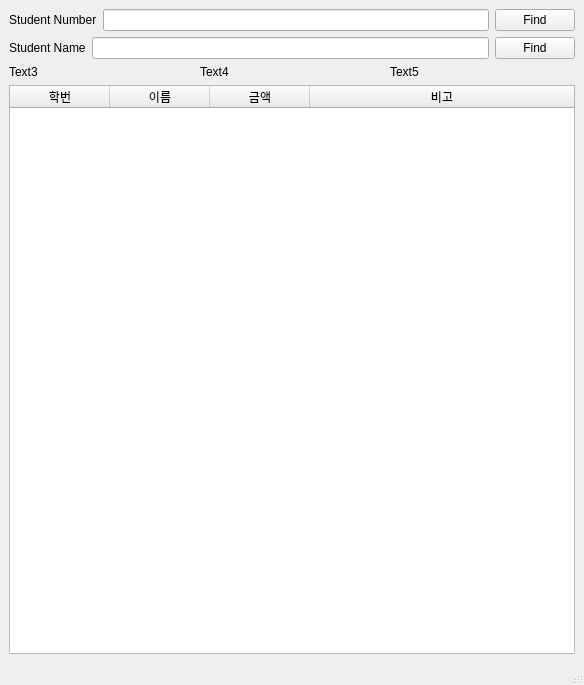
Qt form ui/base/dbFind.ui (0verfl0w767/db-manager-exe) before a commit.
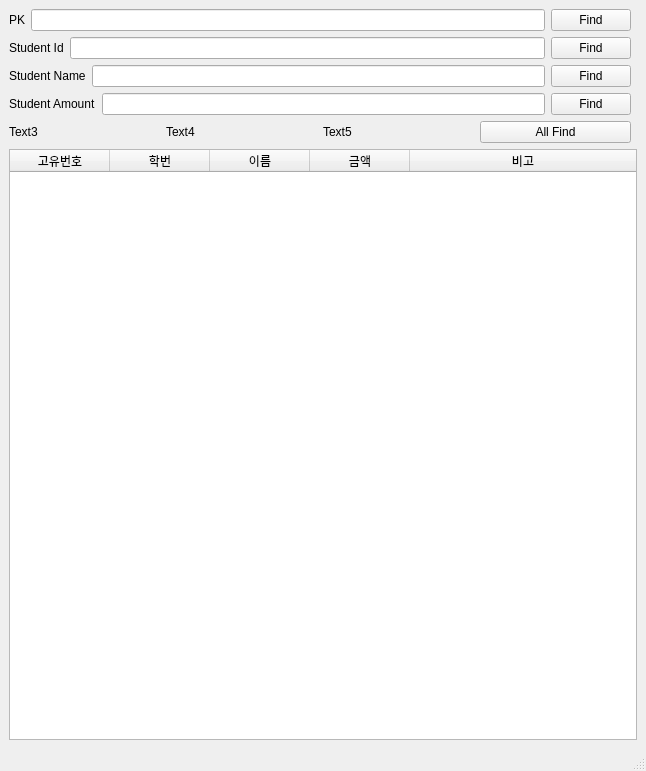
The same form after that commit.

```diff
--- a/ui/base/dbFind.ui
+++ b/ui/base/dbFind.ui
@@ -6,21 +6,21 @@
    <rect>
     <x>0</x>
     <y>0</y>
-    <width>584</width>
-    <height>685</height>
+    <width>646</width>
+    <height>771</height>
    </rect>
   </property>
   <property name="windowTitle">
    <string>dbFind</string>
   </property>
   <widget class="QWidget" name="centralwidget">
-   <layout class="QVBoxLayout" name="verticalLayout">
-    <item>
+   <layout class="QGridLayout" name="gridLayout">
+    <item row="0" column="0">
      <layout class="QHBoxLayout" name="horizontalLayout_1">
       <item>
-       <widget class="QLabel" name="label_1">
+       <widget class="QLabel" name="label_PK">
         <property name="text">
-         <string>Student Number</string>
+         <string>PK</string>
         </property>
        </widget>
       </item>
@@ -36,20 +36,20 @@
       </item>
      </layout>
     </item>
-    <item>
-     <layout class="QHBoxLayout" name="horizontalLayout_2">
+    <item row="2" column="0">
+     <layout class="QHBoxLayout" name="horizontalLayout_3">
       <item>
-       <widget class="QLabel" name="label_2">
+       <widget class="QLabel" name="label_SN2">
         <property name="text">
          <string>Student Name</string>
         </property>
        </widget>
       </item>
       <item>
-       <widget class="QLineEdit" name="lineEdit_2"/>
+       <widget class="QLineEdit" name="lineEdit_SN2"/>
       </item>
       <item>
-       <widget class="QPushButton" name="pushButton_2">
+       <widget class="QPushButton" name="pushButton_3">
         <property name="text">
          <string>Find</string>
         </property>
@@ -57,32 +57,7 @@
       </item>
      </layout>
     </item>
-    <item>
-     <layout class="QHBoxLayout" name="horizontalLayout">
-      <item>
-       <widget class="QLabel" name="label_3">
-        <property name="text">
-         <string>Text3</string>
-        </property>
-       </widget>
-      </item>
-      <item>
-       <widget class="QLabel" name="label_4">
-        <property name="text">
-         <string>Text4</string>
-        </property>
-       </widget>
-      </item>
-      <item>
-       <widget class="QLabel" name="label_5">
-        <property name="text">
-         <string>Text5</string>
-        </property>
-       </widget>
-      </item>
-     </layout>
-    </item>
-    <item>
+    <item row="5" column="0" colspan="2">
      <widget class="QTableWidget" name="tableWidget">
       <attribute name="horizontalHeaderVisible">
        <bool>true</bool>
@@ -99,6 +74,11 @@
       <attribute name="verticalHeaderStretchLastSection">
        <bool>false</bool>
       </attribute>
+      <column>
+       <property name="text">
+        <string>고유번호</string>
+       </property>
+      </column>
       <column>
        <property name="text">
         <string>학번</string>
@@ -121,6 +101,83 @@
       </column>
      </widget>
     </item>
+    <item row="1" column="0">
+     <layout class="QHBoxLayout" name="horizontalLayout_2">
+      <item>
+       <widget class="QLabel" name="label_SN1">
+        <property name="text">
+         <string>Student Id</string>
+        </property>
+       </widget>
+      </item>
+      <item>
+       <widget class="QLineEdit" name="lineEdit_SN1"/>
+      </item>
+      <item>
+       <widget class="QPushButton" name="pushButton_2">
+        <property name="text">
+         <string>Find</string>
+        </property>
+       </widget>
+      </item>
+     </layout>
+    </item>
+    <item row="4" column="0">
+     <layout class="QHBoxLayout" name="horizontalLayout_5">
+      <item>
+       <widget class="QLabel" name="label_1">
+        <property name="text">
+         <string>Text3</string>
+        </property>
+       </widget>
+      </item>
+      <item>
+       <widget class="QLabel" name="label_2">
+        <property name="text">
+         <string>Text4</string>
+        </property>
+       </widget>
+      </item>
+      <item>
+       <widget class="QLabel" name="label_3">
+        <property name="text">
+         <string>Text5</string>
+        </property>
+       </widget>
+      </item>
+      <item>
+       <widget class="QPushButton" name="pushButton_5">
+        <property name="enabled">
+         <bool>true</bool>
+        </property>
+        <property name="text">
+         <string>All Find</string>
+        </property>
+       </widget>
+      </item>
+     </layout>
+    </item>
+    <item row="3" column="0">
+     <layout class="QHBoxLayout" name="horizontalLayout_4">
+      <item>
+       <widget class="QLabel" name="label_SA">
+        <property name="text">
+         <string>Student Amount</string>
+        </property>
+       </widget>
+      </item>
+      <item>
+       <widget class="QLineEdit" name="lineEdit_SA"/>
+      </item>
+      <item>
+       <widget class="QPushButton" name="pushButton_4">
+        <property name="text">
+         <string>Find</string>
+        </property>
+       </widget>
+      </item>
+     </layout>
+    </item>
    </layout>
   </widget>
   <widget class="QMenuBar" name="menubar">
```
Left out of the diff: 4 changed lines with no effect on the pictures.
